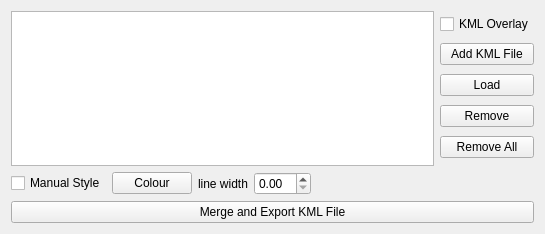
Before: the Qt Designer form mslib/msui/ui/ui_kmloverlay_dockwidget.ui in Open-MSS/MSS, drawn with Qt 5.
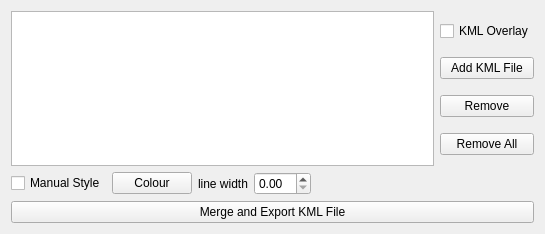
After: the same form once the commit is applied.

Commit message: Add and load KML through single button; check uncheck to display individual KML layers

```diff
--- a/mslib/msui/ui/ui_kmloverlay_dockwidget.ui
+++ b/mslib/msui/ui/ui_kmloverlay_dockwidget.ui
@@ -55,13 +55,6 @@
          </property>
         </widget>
        </item>
-       <item>
-        <widget class="QPushButton" name="btLoadFile">
-         <property name="text">
-          <string>Load</string>
-         </property>
-        </widget>
-       </item>
        <item>
         <widget class="QPushButton" name="pushButton_remove">
          <property name="text">
```
The commit also changes 2 other files.
